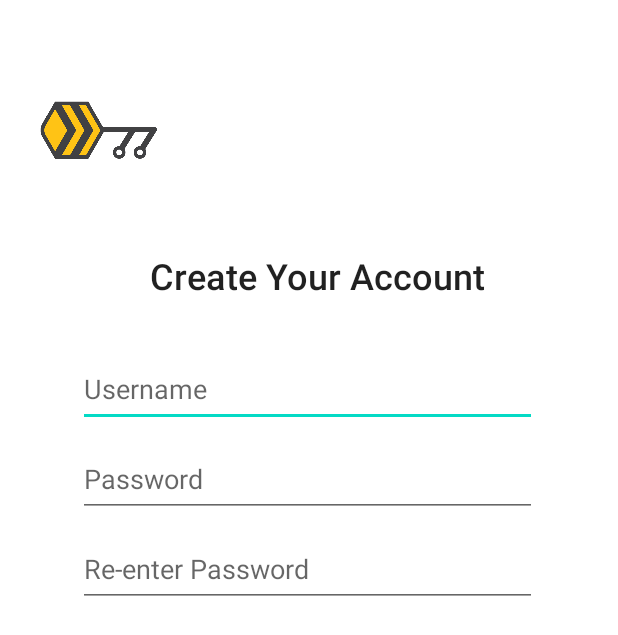
After one commit to phuc16102001/beekey, an Android app: the layout signup.xml on its own in the app's theme, with its tools: preview values and no code run, on a phone screen of 412 x 824 dp. The commit adds this screen. Shown: the top 635 px of the screen. Run offline under Robolectric (Android 15) with nearby library versions, the phone set to English and light mode, and no system bars.

Commit message:
signup 1.0

```diff
--- /dev/null
+++ b/src/App/app/src/main/res/layout/signup.xml
@@ -0,0 +1,80 @@
+<?xml version="1.0" encoding="utf-8"?>
+<androidx.constraintlayout.widget.ConstraintLayout xmlns:android="http://schemas.android.com/apk/res/android"
+    xmlns:app="http://schemas.android.com/apk/res-auto"
+    xmlns:tools="http://schemas.android.com/tools"
+    android:layout_width="match_parent"
+    android:layout_height="match_parent">
+
+    <ImageView
+        android:id="@+id/logo"
+        android:layout_width="100dp"
+        android:layout_height="163dp"
+        android:layout_marginStart="16dp"
+        android:layout_marginTop="4dp"
+        android:contentDescription="@string/todo"
+        app:layout_constraintStart_toStartOf="parent"
+        app:layout_constraintTop_toTopOf="parent"
+        app:srcCompat="@drawable/logo_t" />
+
+    <TextView
+        android:id="@+id/create_your_account"
+        android:layout_width="231dp"
+        android:layout_height="40dp"
+        android:layout_marginStart="100dp"
+        android:fontFamily="sans-serif-light"
+        android:text="@string/create_your_account"
+        android:textAppearance="@style/TextAppearance.AppCompat.Body1"
+        android:textSize="24sp"
+        android:textStyle="bold"
+        app:layout_constraintStart_toStartOf="parent"
+        app:layout_constraintTop_toBottomOf="@+id/logo" />
+
+    <EditText
+        android:id="@+id/username"
+        android:layout_width="306dp"
+        android:layout_height="50dp"
+        android:layout_marginStart="52dp"
+        android:layout_marginTop="27dp"
+        android:layout_marginEnd="53dp"
+        android:ems="10"
+        android:hint="@string/username"
+        android:inputType="textPersonName"
+        app:layout_constraintEnd_toEndOf="parent"
+        app:layout_constraintHorizontal_bias="0.0"
+        app:layout_constraintStart_toStartOf="parent"
+        app:layout_constraintTop_toBottomOf="@+id/create_your_account"
+        android:autofillHints="" />
+
+    <EditText
+        android:id="@+id/password"
+        android:layout_width="306dp"
+        android:layout_height="50dp"
+        android:layout_marginStart="52dp"
+        android:layout_marginTop="10dp"
+        android:layout_marginEnd="53dp"
+        android:ems="10"
+        android:hint="@string/password"
+        android:inputType="textPassword"
+        app:layout_constraintEnd_toEndOf="parent"
+        app:layout_constraintHorizontal_bias="0.0"
+        app:layout_constraintStart_toStartOf="parent"
+        app:layout_constraintTop_toBottomOf="@+id/username"
+        android:autofillHints="" />
+
+    <EditText
+        android:id="@+id/password2"
+        android:layout_width="306dp"
+        android:layout_height="50dp"
+        android:layout_marginStart="52dp"
+        android:layout_marginTop="10dp"
+        android:layout_marginEnd="53dp"
+        android:ems="10"
+        android:hint="@string/re_enter_password"
+        android:inputType="textPassword"
+        app:layout_constraintEnd_toEndOf="parent"
+        app:layout_constraintHorizontal_bias="0.0"
+        app:layout_constraintStart_toStartOf="parent"
+        app:layout_constraintTop_toBottomOf="@+id/password"
+        android:autofillHints="" />
+
+</androidx.constraintlayout.widget.ConstraintLayout>
--- a/src/App/app/src/main/res/values/strings.xml
+++ b/src/App/app/src/main/res/values/strings.xml
@@ -1,3 +1,8 @@
 <resources>
     <string name="app_name">BeeKey</string>
+    <string name="username">Username</string>
+    <string name="password">Password</string>
+    <string name="re_enter_password">Re-enter Password</string>
+    <string name="create_your_account">Create Your Account</string>
+    <string name="todo">TODO</string>
 </resources>
```
Also changed, not shown: src/App/app/src/main/res/drawable/logo_t.png (added).
